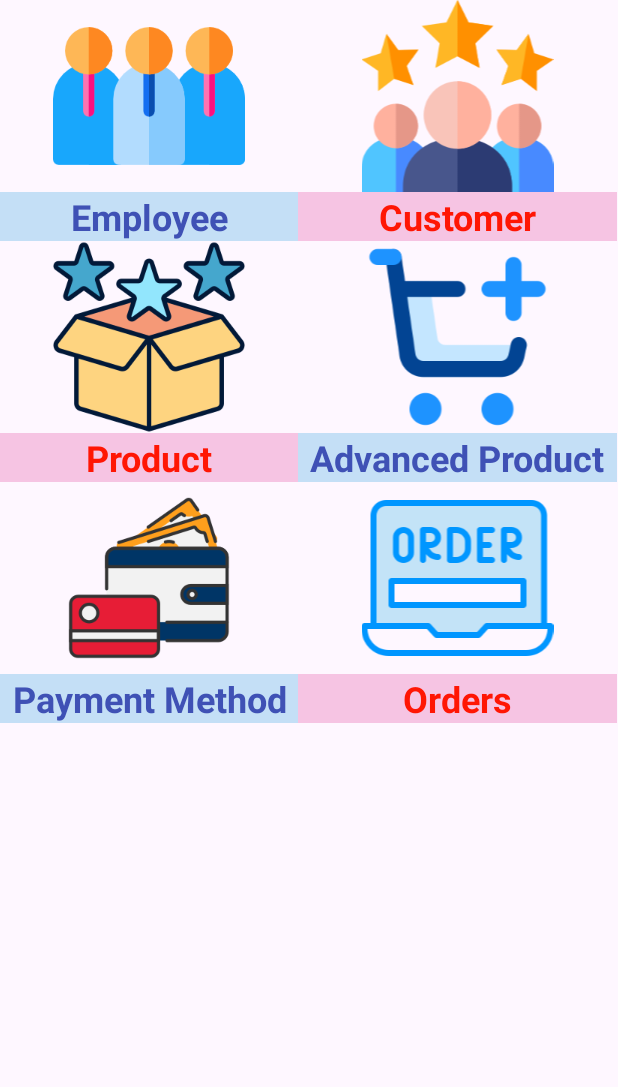
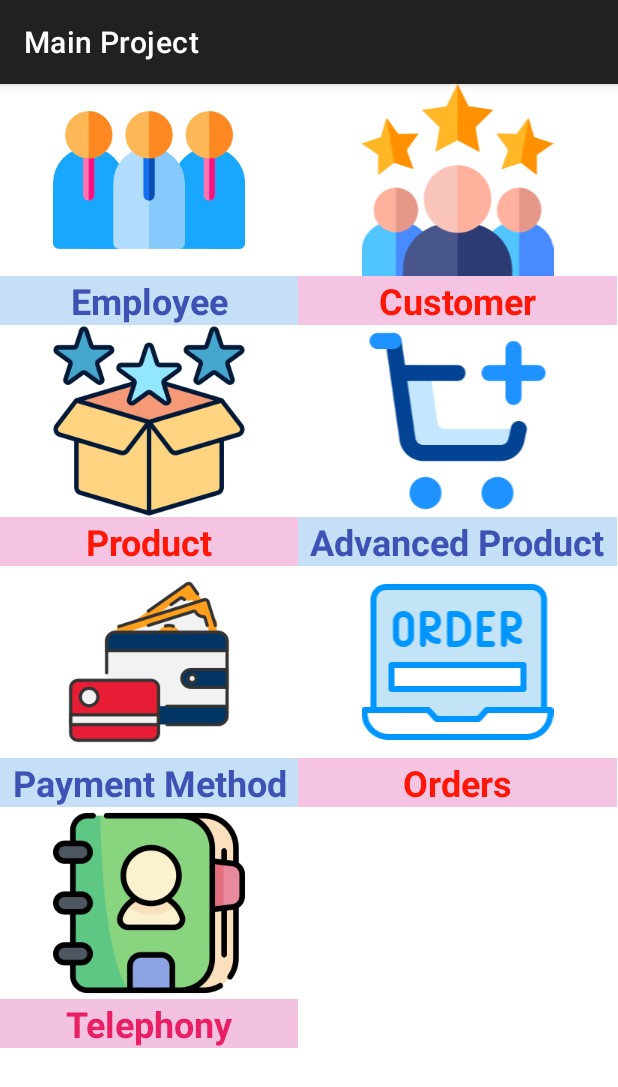
Before and after one commit to hngocs/MainProject, an Android app: the MainActivity screen opened directly, with no data from a screen before it, on a phone screen of 412 x 824 dp. Shown: the top 1087 px of the screen. Run offline under Robolectric (Android 15) with nearby library versions, the phone set to English and light mode, and no system bars.

Commit message:
6th - Bai hoc 11/06 - Customer Detail CRUD + Telephony

```diff
--- a/app/src/main/java/com/hngocs/mainproject/screens/MainActivity.java
+++ b/app/src/main/java/com/hngocs/mainproject/screens/MainActivity.java
@@ -11,9 +11,11 @@ import androidx.appcompat.app.AppCompatActivity;
 import androidx.core.graphics.Insets;
 import androidx.core.view.ViewCompat;
 import androidx.core.view.WindowInsetsCompat;
+
 import com.hngocs.mainproject.R;
 
 public class MainActivity extends AppCompatActivity {
+
     ImageView imgEmployee;
     TextView txtEmployee;
 
@@ -32,6 +34,9 @@ public class MainActivity extends AppCompatActivity {
     ImageView imgOrder;
     TextView txtOrder;
 
+    ImageView imgTelephony;
+    TextView txtTelephony;
+
     @Override
     protected void onCreate(Bundle savedInstanceState) {
         super.onCreate(savedInstanceState);
@@ -49,7 +54,8 @@ public class MainActivity extends AppCompatActivity {
     private void addEvents() {
         imgEmployee.setOnClickListener(new View.OnClickListener() {
             @Override
-            public void onClick(View v) {
+            public void onClick(View view) {
+                //gọi code mở màn hình quản trị nhân sự
                 openEmployeeManagementActivity();
             }
         });
@@ -122,16 +128,38 @@ public class MainActivity extends AppCompatActivity {
                 openOrdersViewerActivity();
             }
         });
+
+        imgTelephony.setOnClickListener(new View.OnClickListener() {
+            @Override
+            public void onClick(View view) {
+                openTelephonyActivity();
+            }
+        });
+        txtTelephony.setOnClickListener(new View.OnClickListener() {
+            @Override
+            public void onClick(View view) {
+                openTelephonyActivity();
+            }
+        });
+    }
+
+    private void openTelephonyActivity() {
+        Intent intent=new Intent(MainActivity.this,
+                TelephonyActivity.class);
+        startActivity(intent);
     }
 
     private void openOrdersViewerActivity() {
-        Intent intent=new Intent(MainActivity.this, OrdersViewerActivity.class);
+        Intent intent=new Intent(MainActivity.this,
+                OrdersViewerActivity.class);
         startActivity(intent);
     }
 
     private void openPaymentMethodActivity() {
-        Intent intent=new Intent(MainActivity.this, PaymentMethodActivity.class);
+        Intent intent=new Intent(MainActivity.this,
+                PaymentMethodActivity.class);
         startActivity(intent);
+
     }
 
     private void openAdvancedProductManagementActivity() {
@@ -144,13 +172,14 @@ public class MainActivity extends AppCompatActivity {
         startActivity(intent);
     }
 
-    private void openCustomerManagementActivity() {
-        Intent intent=new Intent(MainActivity.this, CustomerManagementActivity.class);
+    void openEmployeeManagementActivity()
+    {
+        Intent intent=new Intent(MainActivity.this, EmployeeManagementActivity.class);
         startActivity(intent);
     }
-
-    private void openEmployeeManagementActivity() {
-        Intent intent=new Intent(MainActivity.this, EmployeeManagementActivity.class);
+    void openCustomerManagementActivity()
+    {
+        Intent intent=new Intent(MainActivity.this, CustomerManagementActivity.class);
         startActivity(intent);
     }
 
@@ -167,5 +196,8 @@ public class MainActivity extends AppCompatActivity {
         txtPaymentMethod=findViewById(R.id.txtPaymentMethod);
         imgOrder=findViewById(R.id.imgOrder);
         txtOrder=findViewById(R.id.txtOrder);
+        imgTelephony=findViewById(R.id.imgTelephony);
+        txtTelephony=findViewById(R.id.txtTelephony);
     }
+
 }
--- a/app/src/main/res/layout/activity_main.xml
+++ b/app/src/main/res/layout/activity_main.xml
@@ -171,6 +171,32 @@
 
         <TableRow
             android:layout_width="match_parent"
-            android:layout_height="match_parent" />
+            android:layout_height="match_parent" >
+
+            <LinearLayout
+                android:layout_width="match_parent"
+                android:layout_height="wrap_content"
+                android:orientation="vertical">
+
+                <ImageView
+                    android:id="@+id/imgTelephony"
+                    android:layout_width="match_parent"
+                    android:layout_height="wrap_content"
+                    app:srcCompat="@mipmap/ic_telephony" />
+
+                <TextView
+                    android:id="@+id/txtTelephony"
+                    android:layout_width="match_parent"
+                    android:layout_height="wrap_content"
+                    android:background="#F4C2E1"
+                    android:backgroundTint="#F4C2E1"
+                    android:text="@string/title_telephony"
+                    android:textAlignment="center"
+                    android:textColor="#E91E63"
+                    android:textSize="24sp"
+                    android:textStyle="bold" />
+            </LinearLayout>
+
+        </TableRow>
     </TableLayout>
 </LinearLayout>
--- a/app/src/main/res/values/strings.xml
+++ b/app/src/main/res/values/strings.xml
@@ -37,4 +37,5 @@
     <string name="title_remove">Remove</string>
     <string name="title_payment_method">Payment Method</string>
     <string name="title_orders">Orders</string>
+    <string name="title_telephony">Telephony</string>
 </resources>
--- a/app/src/main/res/values/themes.xml
+++ b/app/src/main/res/values/themes.xml
@@ -5,5 +5,10 @@
         <!-- <item name="colorPrimary">@color/my_light_primary</item> -->
     </style>
 
-    <style name="Theme.MainProject" parent="Base.Theme.MainProject" />
+    <style name="Base.Theme.MainProjectWithActionBar" parent="Theme.MaterialComponents.DayNight.DarkActionBar">
+        <!-- Customize your light theme here. -->
+        <!-- <item name="colorPrimary">@color/my_light_primary</item> -->
+    </style>
+
+    <style name="Theme.MainProject" parent="Base.Theme.MainProjectWithActionBar" />
 </resources>
```
Also changed, not shown: app/src/main/AndroidManifest.xml (+11 -0 lines), app/src/main/java/com/hngocs/mainproject/connectors/CustomerConnector.java (+28 -0 lines), app/src/main/java/com/hngocs/mainproject/models/TelephonyInfor.java (added, +39 -0 lines), app/src/main/java/com/hngocs/mainproject/screens/CustomerDetailActivity.java (+20 -1 lines), app/src/main/java/com/hngocs/mainproject/screens/CustomerManagementActivity.java (+48 -13 lines), app/src/main/java/com/hngocs/mainproject/screens/TelephonyActivity.java (added, +87 -0 lines), app/src/main/res/layout/activity_telephony.xml (added, +17 -0 lines), app/src/main/res/mipmap-xhdpi/ic_telephony.png (added).
